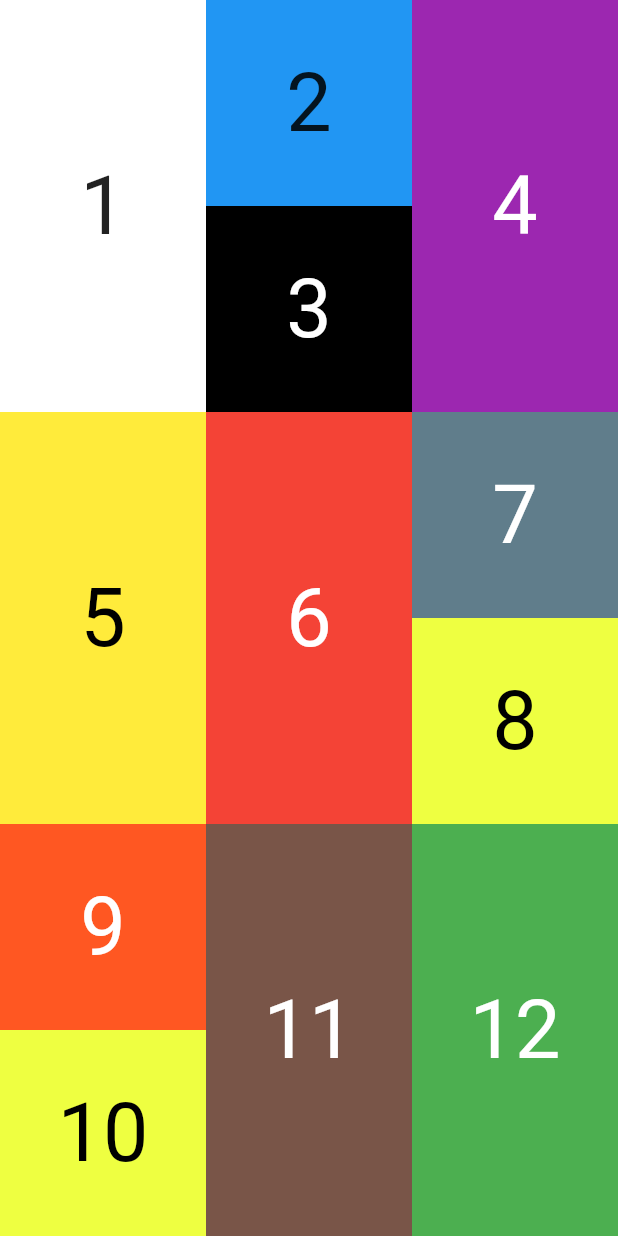
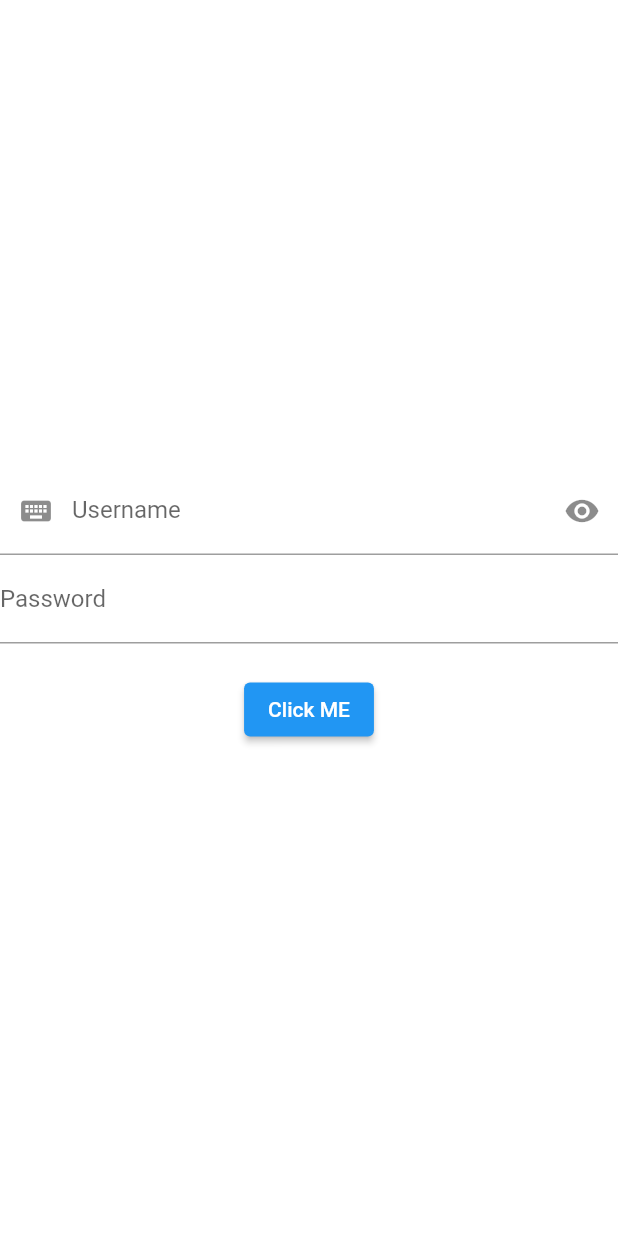
Before and after one commit to niiitish1/done, a Flutter app: the screen it shows after launch, on a phone screen of 412 x 824 dp. Run offline on Flutter 3.47's test engine with Material 2 defaults, Android fonts, the phone set to English and light mode, and no system bars; missing offline and left inert: dart:js.

Commit message:
made changes

```diff
--- /dev/null
+++ b/lib/03_Login.dart
@@ -0,0 +1,75 @@
+// ignore_for_file: file_names
+
+import 'package:flutter/material.dart';
+
+class LoginPage extends StatefulWidget {
+  const LoginPage({Key? key}) : super(key: key);
+
+  @override
+  _LoginPageState createState() => _LoginPageState();
+}
+
+class _LoginPageState extends State<LoginPage> {
+  @override
+  Widget build(BuildContext context) {
+    TextEditingController userTEC = TextEditingController();
+    TextEditingController passTEC = TextEditingController();
+    String errorText = "";
+    return Scaffold(
+      backgroundColor: Colors.red,
+      body: SafeArea(
+        child: Container(
+          color: Colors.white,
+          width: double.infinity,
+          height: double.infinity,
+          child: Column(
+            mainAxisAlignment: MainAxisAlignment.center,
+            children: [
+              TextField(
+                controller: userTEC,
+                decoration: InputDecoration(
+                  prefixIcon: Icon(Icons.keyboard),
+                  suffixIcon: Icon(Icons.remove_red_eye),
+                  hintText: "Enter Username here",
+                  labelText: "Username",
+                ),
+              ),
+              TextField(
+                obscureText: true,
+                controller: passTEC,
+                decoration: InputDecoration(
+                  hintText: "Enter Password here",
+                  labelText: "Password",
+                ),
+              ),
+              SizedBox(
+                height: 20,
+              ),
+              ElevatedButton(
+                onPressed: () {
+                  if (userTEC.text.length == 0) {
+                    setState(() {
+                      errorText = "enter username";
+                    });
+                  } else if (passTEC.text.length < 6) {
+                    setState(() {
+                      errorText = "enter minimum 6 chracter password";
+                    });
+                  } else {
+                    setState(() {
+                      errorText = "welcome";
+                    });
+                    // print(
+                    //     "Username: ${userTEC.text}\nPassword is: ${passTEC.text}");
+                  }
+                },
+                child: Text("Click ME"),
+              ),
+              Text(errorText)
+            ],
+          ),
+        ),
+      ),
+    );
+  }
+}
--- a/lib/main.dart
+++ b/lib/main.dart
@@ -1,3 +1,4 @@
+import 'package:demo_1/03_Login.dart';
 import 'package:flutter/material.dart';
 import 'package:flutter/services.dart';
 
@@ -7,7 +8,7 @@ void main() {
   // ignore: prefer_const_constructors
   runApp(MaterialApp(
     debugShowCheckedModeBanner: false,
-    home: const MultiBox(),
+    home: const LoginPage(),
   ));
   // SystemChrome.setSystemUIOverlayStyle(
   //     SystemUiOverlayStyle(systemNavigationBarColor: Colors.green));
```
